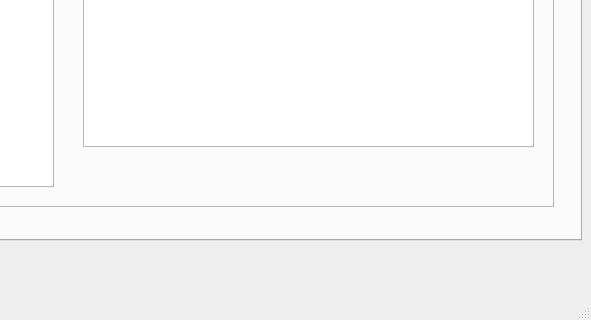
Above: mealprep.ui from sarveshborkar/mealprep before the change; both pictures show x 209 to 800 and y 280 to 600 of the 800 by 600 pixel window. Below: the same form after it.
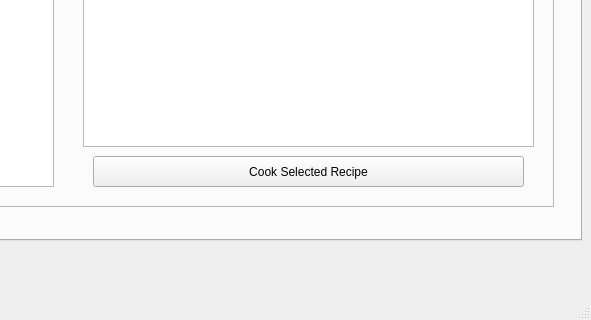
That is the form after the change. The open tabs and pages were chosen to show the change.

```diff
--- a/mealprep.ui
+++ b/mealprep.ui
@@ -253,6 +253,19 @@
         </rect>
        </property>
       </widget>
+      <widget class="QPushButton" name="pushButton">
+       <property name="geometry">
+        <rect>
+         <x>260</x>
+         <y>360</y>
+         <width>431</width>
+         <height>31</height>
+        </rect>
+       </property>
+       <property name="text">
+        <string>Cook Selected Recipe</string>
+       </property>
+      </widget>
      </widget>
     </widget>
     <widget class="QWidget" name="tab">
```
Left out of the diff: 4 changed lines with no effect on the pictures.
